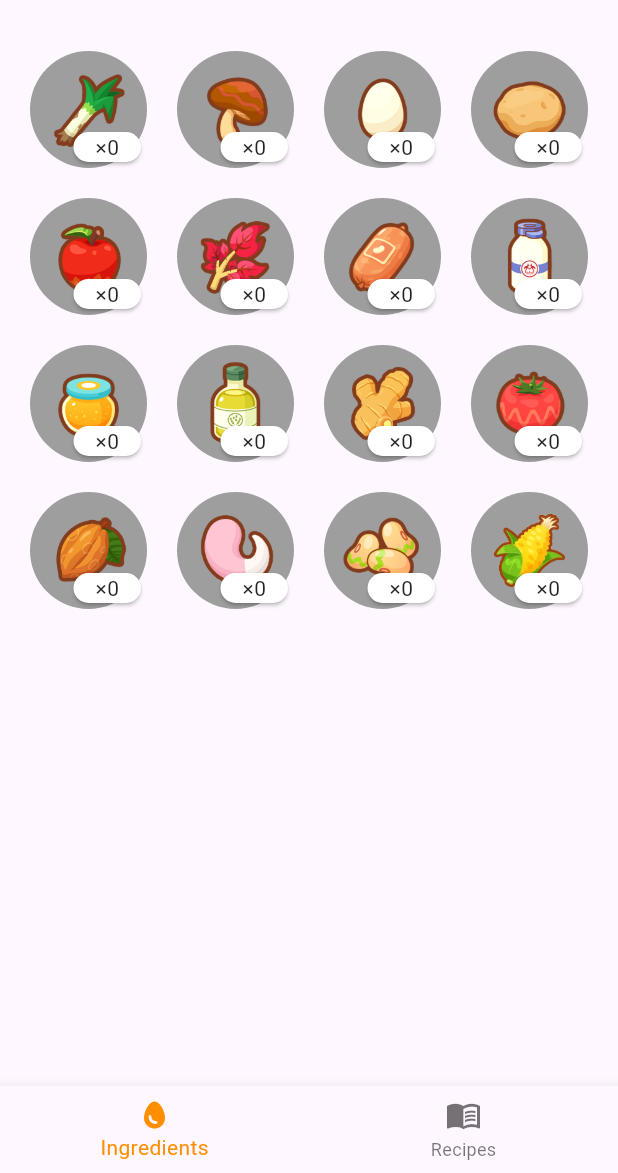
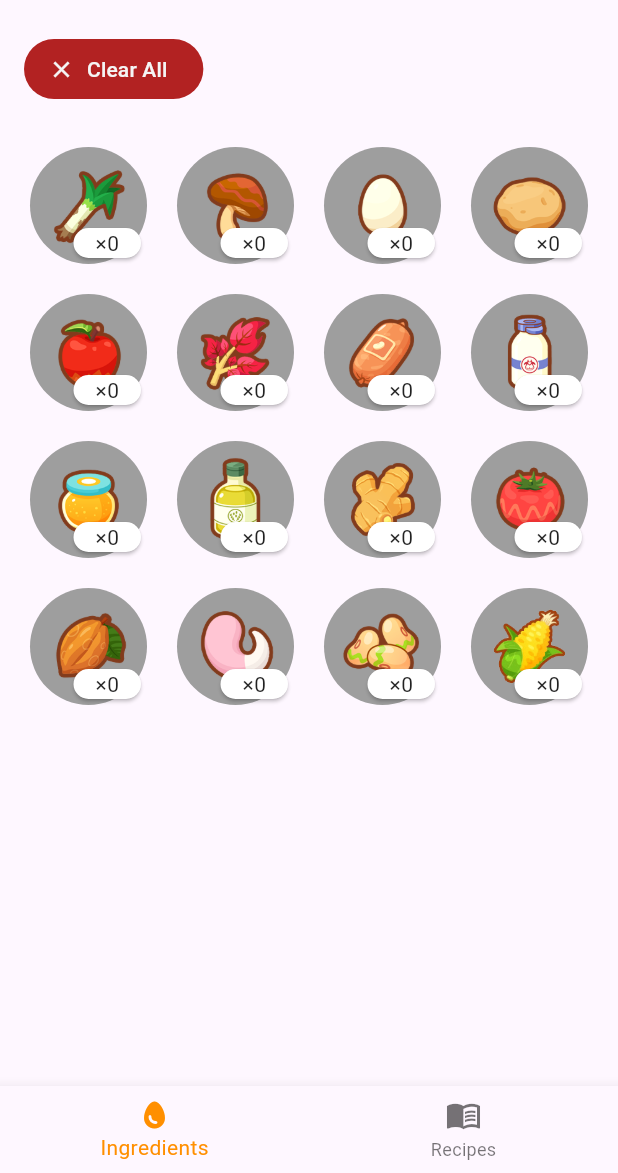
Before and after one commit to darkfoxdx/pokemon_sleep_guide, a Flutter app: the screen it shows after launch, on a phone screen of 412 x 824 dp, the part 63-1236 px from its top. Run offline on Flutter 3.47's test engine with Material 3 defaults, Android fonts, the phone set to English and light mode, and no system bars; our stand-ins replace shared_preferences.

Commit message:
Clear all button

```diff
--- a/lib/main.dart
+++ b/lib/main.dart
@@ -53,7 +53,7 @@ class MyApp extends StatelessWidget {
   @override
   Widget build(BuildContext context) {
     return MaterialApp(
-      title: 'Flutter Demo',
+      title: 'Pokemon Sleep Guide',
       theme: ThemeData(
         brightness: Brightness.light,
         useMaterial3: true,
--- a/lib/model/user_setting.dart
+++ b/lib/model/user_setting.dart
@@ -35,6 +35,12 @@ class UserSetting extends ChangeNotifier {
     notifyListeners();
   }
 
+  void clearIngredients() {
+    _ingredients.clear();
+    PreferenceUtils.clearIngredients();
+    notifyListeners();
+  }
+
   void setCompletedRecipe(String key, bool completed) {
     _completedRecipes[key] = completed;
     PreferenceUtils.setCompletedRecipe(key, completed);
--- a/lib/ui/ingredient_item.dart
+++ b/lib/ui/ingredient_item.dart
@@ -20,25 +20,16 @@ class IngredientItem extends StatefulWidget {
 }
 
 class _IngredientItemState extends State<IngredientItem> {
-  int currentQuantity = 0;
   Timer? _timer;
 
-  @override
-  void initState() {
-    super.initState();
-    currentQuantity = widget.quantity;
-  }
-
   void increaseCurrentQuantity() {
-    currentQuantity = currentQuantity + 1;
     Provider.of<UserSetting>(context, listen: false)
-        .setIngredient(widget.ingredient.name, currentQuantity);
+        .setIngredient(widget.ingredient.name, widget.quantity + 1);
   }
 
   void decreaseCurrentQuantity() {
-    currentQuantity = currentQuantity - 1;
     Provider.of<UserSetting>(context, listen: false)
-        .setIngredient(widget.ingredient.name, currentQuantity);
+        .setIngredient(widget.ingredient.name, widget.quantity - 1);
   }
 
   @override
@@ -84,7 +75,7 @@ class _IngredientItemState extends State<IngredientItem> {
               width: 45,
               child: Center(
                 child: Text(
-                  "×$currentQuantity",
+                  "×${widget.quantity}",
                   style: const TextStyle(
                     color: Colors.black87,
                   ),
@@ -94,7 +85,7 @@ class _IngredientItemState extends State<IngredientItem> {
           ),
         ),
         Visibility(
-          visible: currentQuantity > 0,
+          visible: widget.quantity > 0,
           child: Align(
             alignment: AlignmentDirectional.topEnd,
             child: InkWell(
--- a/lib/ui/ingredient_screen.dart
+++ b/lib/ui/ingredient_screen.dart
@@ -2,6 +2,7 @@ import 'package:flutter/material.dart';
 import 'package:pokemon_sleep_guide/model/ingredient.dart';
 import 'package:pokemon_sleep_guide/model/user_setting.dart';
 import 'package:pokemon_sleep_guide/ui/ingredient_item.dart';
+import 'package:pokemon_sleep_guide/utils/colors.dart';
 import 'package:provider/provider.dart';
 
 class IngredientScreen extends StatelessWidget {
@@ -9,9 +10,63 @@ class IngredientScreen extends StatelessWidget {
 
   const IngredientScreen(this.ingredients, {super.key});
 
+  Future<void> _showConfirmationDialog(BuildContext context,
+      {Function()? onClick}) async {
+    return showDialog<void>(
+      context: context,
+      builder: (BuildContext context) {
+        return AlertDialog(
+          title: const Text('Clear all ingredients'),
+          content: const Text(
+              'Are you sure you would like to clear all ingredients amount?'),
+          actions: <Widget>[
+            TextButton(
+              child: const Text('Cancel'),
+              onPressed: () {
+                Navigator.of(context).pop();
+              },
+            ),
+            TextButton(
+              style: TextButton.styleFrom(
+                foregroundColor: Theme.of(context).colorScheme.deleteText,
+              ),
+              onPressed: () {
+                onClick?.call();
+                Navigator.of(context).pop();
+              },
+              child: const Text('Clear'),
+            ),
+          ],
+        );
+      },
+    );
+  }
+
   @override
   Widget build(BuildContext context) {
-    return Consumer<UserSetting>(
+    return Column(
+      mainAxisAlignment: MainAxisAlignment.start,
+      crossAxisAlignment: CrossAxisAlignment.start,
+      children: [
+        Padding(
+          padding: const EdgeInsets.symmetric(horizontal: 16.0, vertical: 8.0),
+          child: FilledButton.icon(
+            onPressed: () {
+              _showConfirmationDialog(context, onClick: () {
+                Provider.of<UserSetting>(context, listen: false)
+                    .clearIngredients();
+              });
+            },
+            style: FilledButton.styleFrom(
+              backgroundColor: Theme.of(context).colorScheme.delete,
+              foregroundColor: Theme.of(context).colorScheme.white,
+            ),
+            icon: const Icon(Icons.clear),
+            label: const Text("Clear All"),
+          ),
+        ),
+        Expanded(
+          child: Consumer<UserSetting>(
             builder: (context, userSetting, child) {
               return GridView.count(
                 padding: const EdgeInsets.all(20),
@@ -27,6 +82,9 @@ class IngredientScreen extends StatelessWidget {
                 }).toList(),
               );
             },
+          ),
+        ),
+      ],
     );
   }
 }
--- a/lib/utils/preference_utils.dart
+++ b/lib/utils/preference_utils.dart
@@ -32,6 +32,12 @@ class PreferenceUtils {
     return prefs.setString(_dataUserIngredients, json.encode(map));
   }
 
+  static Future<bool> clearIngredients() async {
+    var map = <String, int>{};
+    var prefs = await _instance;
+    return prefs.setString(_dataUserIngredients, json.encode(map));
+  }
+
   static Map<String, bool> getCompletedRecipes() {
     var mapString = _prefsInstance?.getString(_dataCompletedRecipes);
     if (mapString == null) return <String, bool>{};
--- a/pubspec.yaml
+++ b/pubspec.yaml
@@ -40,6 +40,7 @@ dependencies:
   shared_preferences: ^2.2.2
   path: ^1.9.0
   provider: ^6.1.1
+  url_launcher: ^6.2.5
 
 dev_dependencies:
   flutter_test:
```
Also changed, not shown: lib/utils/colors.dart (+12 -0 lines), pubspec.lock. Lines whose indentation alone changed are shown as unchanged.
